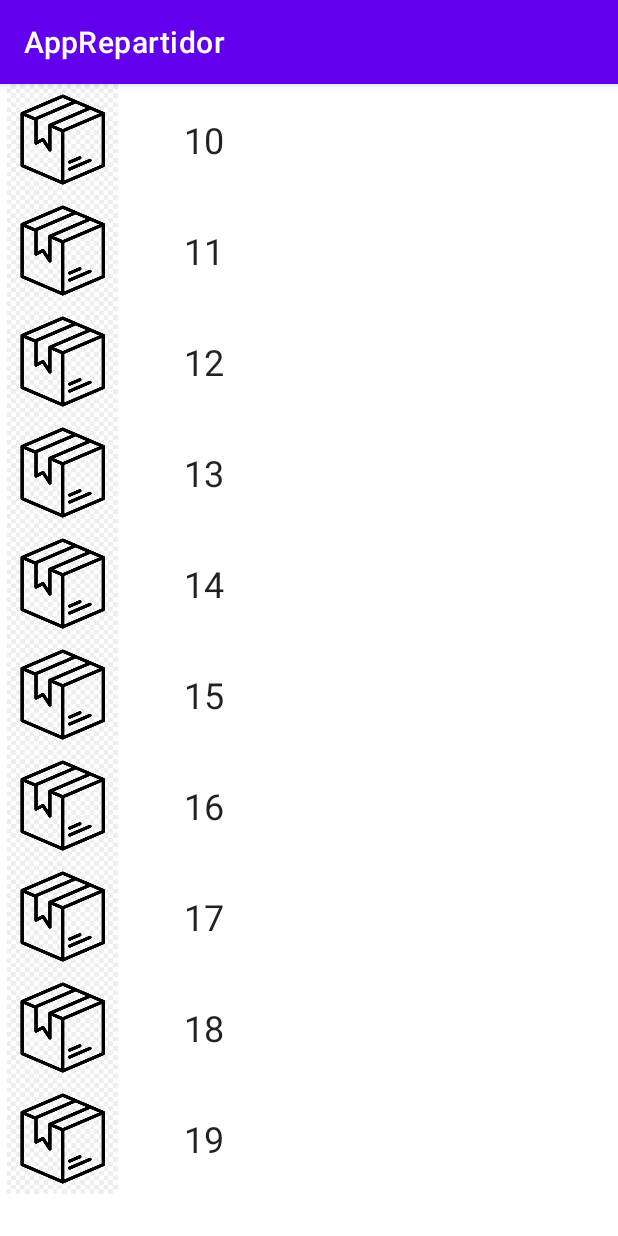
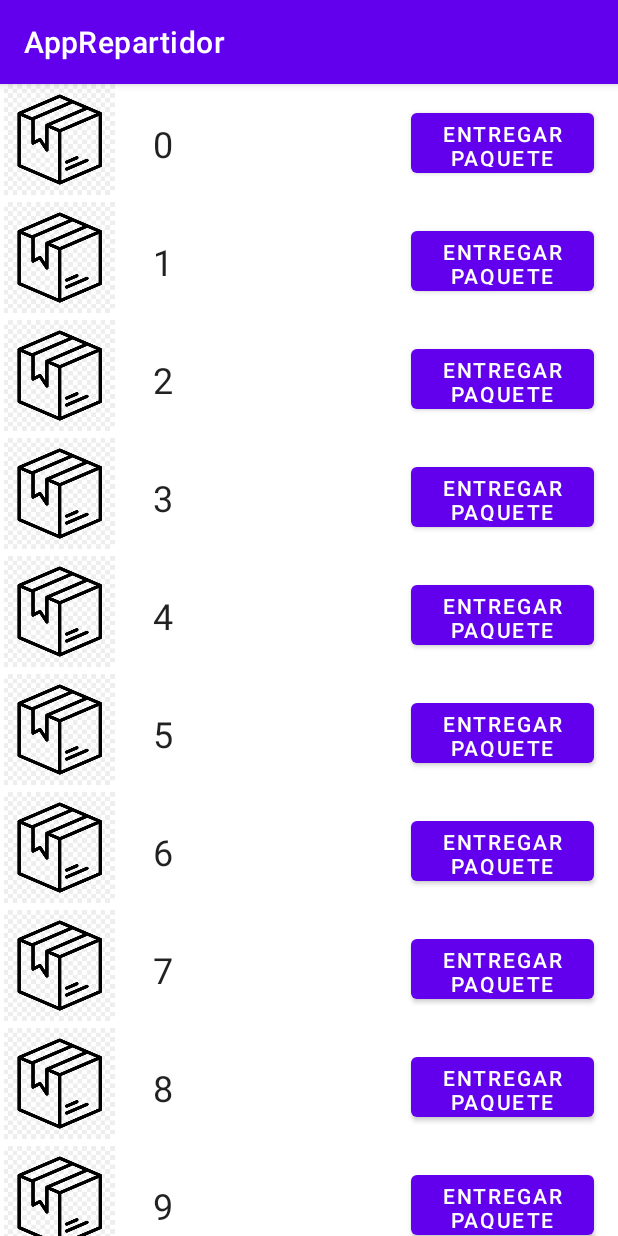
Before and after one commit to Leonardo-Iordache/AppRepartidor, an Android app: the MainScreenActivity screen opened directly, with no data from a screen before it, on a phone screen of 412 x 824 dp. Run offline under Robolectric (Android 15) with nearby library versions, the phone set to English and light mode, and no system bars; 1 statement that could not run was skipped.

Commit message:
MQTT subscribe and publish works :)

```diff
--- a/app/src/main/java/com/example/apprepartidor/mainScreen/MainScreenActivity.kt
+++ b/app/src/main/java/com/example/apprepartidor/mainScreen/MainScreenActivity.kt
@@ -4,6 +4,7 @@ import android.content.Intent
 import androidx.appcompat.app.AppCompatActivity
 import android.os.Bundle
 import android.view.View
+import android.widget.Button
 import androidx.activity.viewModels
 import androidx.lifecycle.ViewModel
 import androidx.recyclerview.widget.LinearLayoutManager
@@ -14,10 +15,7 @@ import com.example.apprepartidor.databinding.ActivityMainScreenBinding
 import com.example.apprepartidor.items.Package as Paquete
 
 class MainScreenActivity : AppCompatActivity() {
-    private val context = LogInActivity()
-    private val mqttClient = context.getMQTT()
     lateinit var paquetes: ArrayList<Paquete>
-
 
     override fun onCreate(savedInstanceState: Bundle?) {
         super.onCreate(savedInstanceState)
@@ -25,7 +23,7 @@ class MainScreenActivity : AppCompatActivity() {
 
         val recyclerViewPackage = findViewById<View>(R.id.recycler_viewPaquetes) as RecyclerView
 
-        paquetes = Paquete.createPackageList(10)
+        paquetes = Paquete.createPackageList(10)    //TODO: crear los paquetes según lo que se recoge del servidor
 
         val adapter = PackagesAdapter(paquetes)
 
--- a/app/src/main/java/com/example/apprepartidor/mainScreen/PackagesAdapter.kt
+++ b/app/src/main/java/com/example/apprepartidor/mainScreen/PackagesAdapter.kt
@@ -3,11 +3,13 @@ package com.example.apprepartidor.mainScreen
 import android.view.LayoutInflater
 import android.view.View
 import android.view.ViewGroup
+import android.widget.Button
 import android.widget.ImageView
 import android.widget.TextView
 import androidx.recyclerview.widget.RecyclerView
 import androidx.recyclerview.widget.RecyclerView.ViewHolder
 import com.example.apprepartidor.R
+import com.example.apprepartidor.iniciarsesion.LogInActivity
 import com.example.apprepartidor.items.Package as Paquete
 
 class PackagesAdapter(private val listaPaquetes: ArrayList<Paquete>) :
@@ -15,9 +17,9 @@ class PackagesAdapter(private val listaPaquetes: ArrayList<Paquete>) :
 
     class PackagesViewHolder(itemView: View) : ViewHolder(itemView) {
         private val mainScreen = MainScreenActivity()
-
         val idPaquete = itemView.findViewById<TextView>(R.id.package_text)
         val imagen = itemView.findViewById<ImageView>(R.id.package_image)
+        val boton = itemView.findViewById<Button>(R.id.button_paquete)
     }
 
 
@@ -30,11 +32,20 @@ class PackagesAdapter(private val listaPaquetes: ArrayList<Paquete>) :
     }
 
     override fun onBindViewHolder(holder: PackagesViewHolder, position: Int) {
+        val mqttClient = LogInActivity().getMQTT()
+
         val paquete: Paquete = listaPaquetes.get(position)
         val textView = holder.idPaquete
         textView.text = paquete.id.toString()
 
         val imageView = holder.imagen
+
+        val button = holder.boton
+
+        button.setOnClickListener{
+            mqttClient.subscribe("test")
+            mqttClient.publish("test", "hola")
+        }
 
     }
 
--- a/app/src/main/java/com/example/apprepartidor/mqtt/MqttClient.kt
+++ b/app/src/main/java/com/example/apprepartidor/mqtt/MqttClient.kt
@@ -10,7 +10,7 @@ import org.eclipse.paho.client.mqttv3.MqttClient
 
 class MqttClient(
     context: Context?,
-    serverURI: String = "tcp://127.0.0.1:1883",
+    serverURI: String = "tcp://192.168.1.66:1883",
     clientID: String = MqttClient.generateClientId()
 ) {
     private var mqttClient = MqttAndroidClient(context, serverURI, clientID)
--- a/app/src/main/res/layout/paquete_item.xml
+++ b/app/src/main/res/layout/paquete_item.xml
@@ -7,11 +7,12 @@
 
     <ImageView
         android:id="@+id/package_image"
-        android:layout_width="100dp"
+        android:layout_width="0dp"
         android:layout_height="74dp"
-        android:layout_marginEnd="32dp"
+        android:layout_marginStart="2dp"
+        android:layout_marginEnd="197dp"
         app:layout_constraintBottom_toBottomOf="parent"
-        app:layout_constraintEnd_toStartOf="@+id/package_text"
+        app:layout_constraintEnd_toStartOf="@+id/button_paquete"
         app:layout_constraintStart_toStartOf="parent"
         app:layout_constraintTop_toTopOf="parent"
         app:layout_constraintVertical_bias="0.0"
@@ -28,4 +29,17 @@
         app:layout_constraintStart_toEndOf="@+id/package_image"
         app:layout_constraintTop_toTopOf="parent" />
 
+    <Button
+        android:id="@+id/button_paquete"
+        android:layout_width="122dp"
+        android:layout_height="52dp"
+        android:layout_marginTop="13dp"
+        android:layout_marginEnd="16dp"
+        android:layout_marginBottom="13dp"
+        android:text="Entregar Paquete"
+        app:layout_constraintBottom_toBottomOf="parent"
+        app:layout_constraintEnd_toEndOf="parent"
+        app:layout_constraintStart_toEndOf="@+id/package_image"
+        app:layout_constraintTop_toTopOf="parent" />
+
 </androidx.constraintlayout.widget.ConstraintLayout>
```
Also changed, not shown: app/src/main/java/com/example/apprepartidor/iniciarsesion/LogInActivity.kt (+8 -2 lines).
